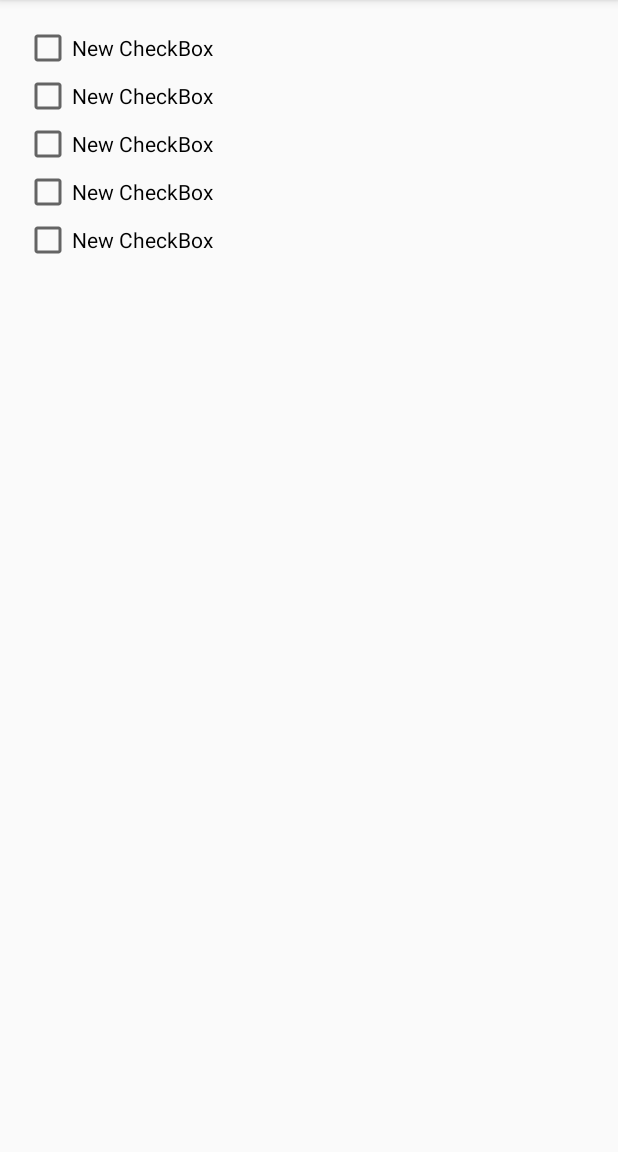
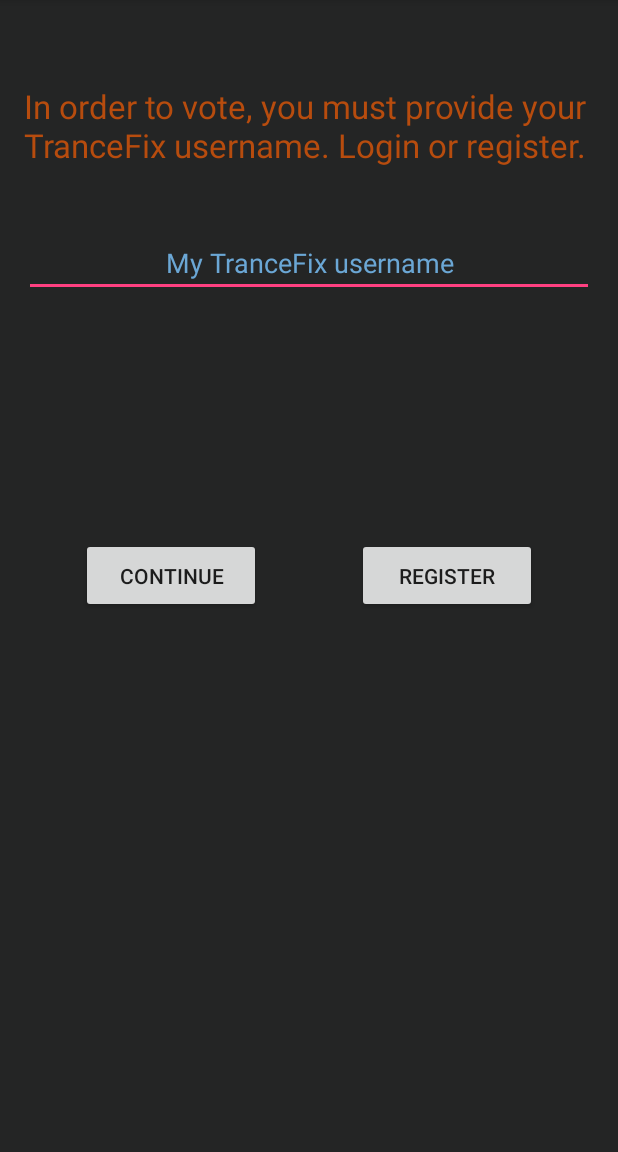
Before and after one commit to JK-M/long-cat, an Android app: the screen it shows after launch (Vote before the commit, Login after it), after a tap on "Vote", on a phone screen of 412 x 824 dp, the part 84-1236 px from its top. Run offline under Robolectric (Android 15) with nearby library versions, the phone set to English and light mode, and no system bars.

Commit message:
Vote activity has been changed to login activity, implicit intent used to open registration page on web.

```diff
--- a/LearningApp/app/src/main/AndroidManifest.xml
+++ b/LearningApp/app/src/main/AndroidManifest.xml
@@ -15,7 +15,7 @@
                 <category android:name="android.intent.category.LAUNCHER" />
             </intent-filter>
         </activity>
-        <activity android:name=".Vote" />
+        <activity android:name=".Login" />
         <activity android:name=".Contact" />
         <activity android:name=".ViewCharts" />
         <activity android:name=".ViewPrizes" />
--- /dev/null
+++ b/LearningApp/app/src/main/java/com/example/justina/learningapp/Login.java
@@ -0,0 +1,22 @@
+package com.example.justina.learningapp;
+
+import android.content.Intent;
+import android.net.Uri;
+import android.support.v7.app.AppCompatActivity;
+import android.os.Bundle;
+import android.view.View;
+
+public class Login extends AppCompatActivity {
+
+    @Override
+    protected void onCreate(Bundle savedInstanceState) {
+        super.onCreate(savedInstanceState);
+        setContentView(R.layout.activity_login);
+    }
+
+    public void registerOnTf(View view){
+        Intent registerIntent = new Intent(Intent.ACTION_VIEW, Uri.parse("http://www.trancefix.nl/register.php"));
+        startActivity(registerIntent);
+    }
+
+}
--- a/LearningApp/app/src/main/java/com/example/justina/learningapp/MainActivity.java
+++ b/LearningApp/app/src/main/java/com/example/justina/learningapp/MainActivity.java
@@ -14,23 +14,23 @@ public class MainActivity extends AppCompatActivity {
     }
 
     public void Vote(View view){
-        Intent intent = new Intent(this, Vote.class);
-        startActivity(intent);
+        Intent voteIntent = new Intent(this, Login.class);
+        startActivity(voteIntent);
     }
 
     public void viewMonthlyCharts(View view){
-        Intent intent = new Intent(this, ViewCharts.class);
-        startActivity(intent);
+        Intent viewChartsIntent = new Intent(this, ViewCharts.class);
+        startActivity(viewChartsIntent);
     }
 
     public void getHelp(View view){
-        Intent intent = new Intent(this, Contact.class);
-        startActivity(intent);
+        Intent getHelpIntent = new Intent(this, Contact.class);
+        startActivity(getHelpIntent);
     }
 
     public void viewPrizes(View view){
-        Intent intent = new Intent(this, ViewPrizes.class);
-        startActivity(intent);
+        Intent viewPrizesIntent = new Intent(this, ViewPrizes.class);
+        startActivity(viewPrizesIntent);
     }
 
 }
--- a/LearningApp/app/src/main/java/com/example/justina/learningapp/Vote.java
+++ /dev/null
@@ -1,16 +0,0 @@
-package com.example.justina.learningapp;
-
-import android.support.v7.app.AppCompatActivity;
-import android.os.Bundle;
-import android.view.View;
-
-public class Vote extends AppCompatActivity {
-
-    @Override
-    protected void onCreate(Bundle savedInstanceState) {
-        super.onCreate(savedInstanceState);
-        setContentView(R.layout.activity_vote);
-    }
-
-
-}
--- /dev/null
+++ b/LearningApp/app/src/main/res/layout/activity_login.xml
@@ -0,0 +1,65 @@
+<?xml version="1.0" encoding="utf-8"?>
+<RelativeLayout xmlns:android="http://schemas.android.com/apk/res/android"
+    xmlns:tools="http://schemas.android.com/tools"
+    android:layout_width="match_parent"
+    android:layout_height="match_parent"
+    android:paddingBottom="@dimen/activity_vertical_margin"
+    android:paddingLeft="@dimen/activity_horizontal_margin"
+    android:paddingRight="@dimen/activity_horizontal_margin"
+    android:paddingTop="@dimen/activity_vertical_margin"
+    tools:context=".Login"
+    android:background="@color/appBackground">
+
+    <TextView
+        android:layout_width="wrap_content"
+        android:layout_height="wrap_content"
+        android:textAppearance="?android:attr/textAppearanceLarge"
+        android:text="@string/vote_info_text"
+        android:id="@+id/voteInfo"
+        android:layout_marginTop="40dp"
+        android:layout_alignParentTop="true"
+        android:layout_alignParentLeft="true"
+        android:layout_alignParentStart="true"
+        android:textColor="@color/textBrickRed" />
+
+    <EditText
+        android:layout_width="wrap_content"
+        android:layout_height="wrap_content"
+        android:id="@+id/enterUsername"
+        android:layout_below="@+id/voteInfo"
+        android:layout_alignParentLeft="true"
+        android:layout_alignParentStart="true"
+        android:layout_marginTop="41dp"
+        android:layout_alignParentRight="true"
+        android:layout_alignParentEnd="true"
+        android:inputType="text"
+        android:hint="@string/username_field_hint"
+        android:textAlignment="center"
+        android:textColor="@color/textBlue"
+        android:textColorHint="@color/textBlue" />
+
+    <Button
+        android:layout_width="120dp"
+        android:layout_height="50dp"
+        android:text="@string/login_button_label"
+        android:id="@+id/login"
+        android:layout_marginLeft="38dp"
+        android:layout_marginStart="38dp"
+        android:layout_centerVertical="true"
+        android:layout_alignParentLeft="true"
+        android:layout_alignParentStart="true"
+        android:longClickable="true" />
+
+    <Button
+        android:layout_width="120dp"
+        android:layout_height="50dp"
+        android:text="@string/register_button_label"
+        android:id="@+id/register"
+        android:layout_alignTop="@+id/login"
+        android:layout_alignParentRight="true"
+        android:layout_alignParentEnd="true"
+        android:layout_marginRight="38dp"
+        android:layout_marginEnd="38dp"
+        android:longClickable="true"
+        android:onClick="registerOnTf" />
+</RelativeLayout>
--- a/LearningApp/app/src/main/res/layout/activity_main.xml
+++ b/LearningApp/app/src/main/res/layout/activity_main.xml
@@ -8,7 +8,7 @@
     android:paddingRight="@dimen/activity_horizontal_margin"
     android:paddingTop="@dimen/activity_vertical_margin"
     tools:context=".MainActivity"
-    android:background="@color/appBacground">
+    android:background="@color/appBackground">
 
     <ImageView
         android:layout_width="235dp"
@@ -41,7 +41,7 @@
         android:id="@+id/voteButton"
         android:src="@mipmap/vote"
         android:scaleType="fitCenter"
-        android:background="@color/appBacground"
+        android:background="@color/appBackground"
         android:clickable="true"
         android:onClick="Vote"
         android:layout_alignWithParentIfMissing="false"
@@ -56,7 +56,7 @@
         android:id="@+id/prizesButton"
         android:src="@mipmap/prizes"
         android:scaleType="fitCenter"
-        android:background="@color/appBacground"
+        android:background="@color/appBackground"
         android:clickable="true"
         android:onClick="viewPrizes"
         android:contentDescription="@string/view_prizes"
@@ -70,7 +70,7 @@
         android:id="@+id/contactButton"
         android:src="@mipmap/contact"
         android:scaleType="fitCenter"
-        android:background="@color/appBacground"
+        android:background="@color/appBackground"
         android:clickable="true"
         android:layout_alignTop="@+id/prizesButton"
         android:layout_centerHorizontal="true"
@@ -84,7 +84,7 @@
         android:id="@+id/chartsButton"
         android:scaleType="fitCenter"
         android:src="@mipmap/monthly"
-        android:background="@color/appBacground"
+        android:background="@color/appBackground"
         android:clickable="true"
         android:layout_alignTop="@+id/prizesButton"
         android:layout_toRightOf="@+id/voteButton"
--- a/LearningApp/app/src/main/res/layout/activity_vote.xml
+++ /dev/null
@@ -1,56 +0,0 @@
-<?xml version="1.0" encoding="utf-8"?>
-<RelativeLayout xmlns:android="http://schemas.android.com/apk/res/android"
-    xmlns:tools="http://schemas.android.com/tools"
-    android:layout_width="match_parent"
-    android:layout_height="match_parent"
-    android:paddingBottom="@dimen/activity_vertical_margin"
-    android:paddingLeft="@dimen/activity_horizontal_margin"
-    android:paddingRight="@dimen/activity_horizontal_margin"
-    android:paddingTop="@dimen/activity_vertical_margin"
-    tools:context=".Vote">
-
-    <CheckBox
-        android:layout_width="wrap_content"
-        android:layout_height="wrap_content"
-        android:text="New CheckBox"
-        android:id="@+id/checkBox"
-        android:layout_alignParentTop="true"
-        android:layout_alignParentLeft="true"
-        android:layout_alignParentStart="true" />
-
-    <CheckBox
-        android:layout_width="wrap_content"
-        android:layout_height="wrap_content"
-        android:text="New CheckBox"
-        android:id="@+id/checkBox2"
-        android:layout_below="@+id/checkBox"
-        android:layout_alignParentLeft="true"
-        android:layout_alignParentStart="true" />
-
-    <CheckBox
-        android:layout_width="wrap_content"
-        android:layout_height="wrap_content"
-        android:text="New CheckBox"
-        android:id="@+id/checkBox3"
-        android:layout_below="@+id/checkBox2"
-        android:layout_alignParentLeft="true"
-        android:layout_alignParentStart="true" />
-
-    <CheckBox
-        android:layout_width="wrap_content"
-        android:layout_height="wrap_content"
-        android:text="New CheckBox"
-        android:id="@+id/checkBox4"
-        android:layout_below="@+id/checkBox3"
-        android:layout_alignParentLeft="true"
-        android:layout_alignParentStart="true" />
-
-    <CheckBox
-        android:layout_width="wrap_content"
-        android:layout_height="wrap_content"
-        android:text="New CheckBox"
-        android:id="@+id/checkBox5"
-        android:layout_below="@+id/checkBox4"
-        android:layout_alignParentLeft="true"
-        android:layout_alignParentStart="true" />
-</RelativeLayout>
--- a/LearningApp/app/src/main/res/values/colors.xml
+++ b/LearningApp/app/src/main/res/values/colors.xml
@@ -3,7 +3,7 @@
     <color name="colorPrimary">#3F51B5</color>
     <color name="colorPrimaryDark">#303F9F</color>
     <color name="colorAccent">#FF4081</color>
-    <color name="appBacground">#242525</color>
+    <color name="appBackground">#242525</color>
     <color name="textBrickRed">#B74C0E</color>
     <color name="textBlue">#6BA7D5</color>
 </resources>
--- a/LearningApp/app/src/main/res/values/strings.xml
+++ b/LearningApp/app/src/main/res/values/strings.xml
@@ -1,5 +1,8 @@
 <resources>
+
     <string name="app_name">TranceFix Top25</string>
+
+    <!-- Main screen -->
     <string name="tf_logo">TranceFix</string>
     <string name="top_title">TOP 25 2016</string>
     <string name="vote">Vote</string>
@@ -10,4 +13,10 @@
     <string name="text_contact">CONTACT</string>
     <string name="text_prizes">PRIZES</string>
     <string name="text_charts">CHARTS</string>
+
+    <!-- Login screen (before voting) -->
+    <string name="vote_info_text">In order to vote, you must provide your TranceFix username. Login or register.</string>
+    <string name="login_button_label">Continue</string>
+    <string name="register_button_label">Register</string>
+    <string name="username_field_hint">My TranceFix username</string>
 </resources>
```
